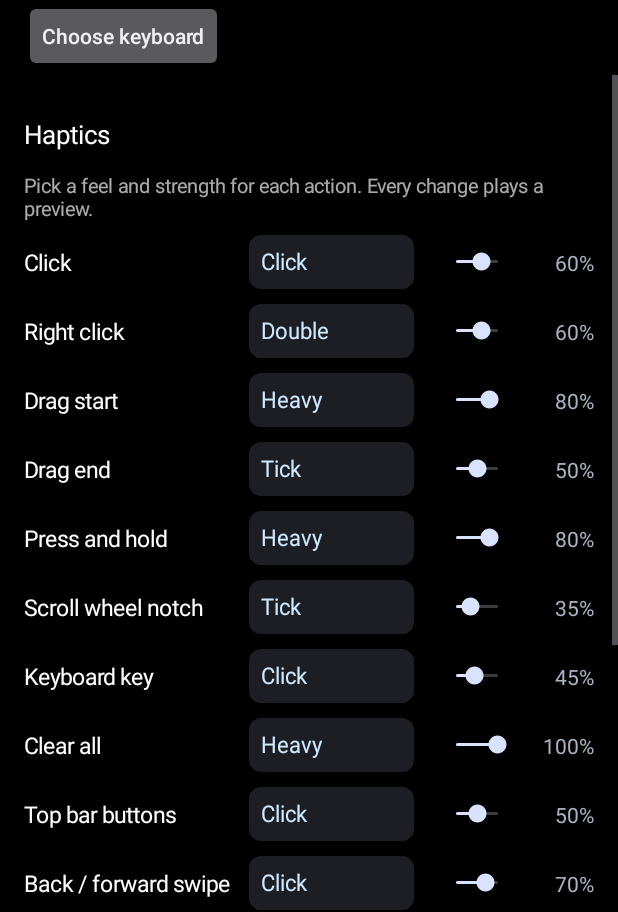
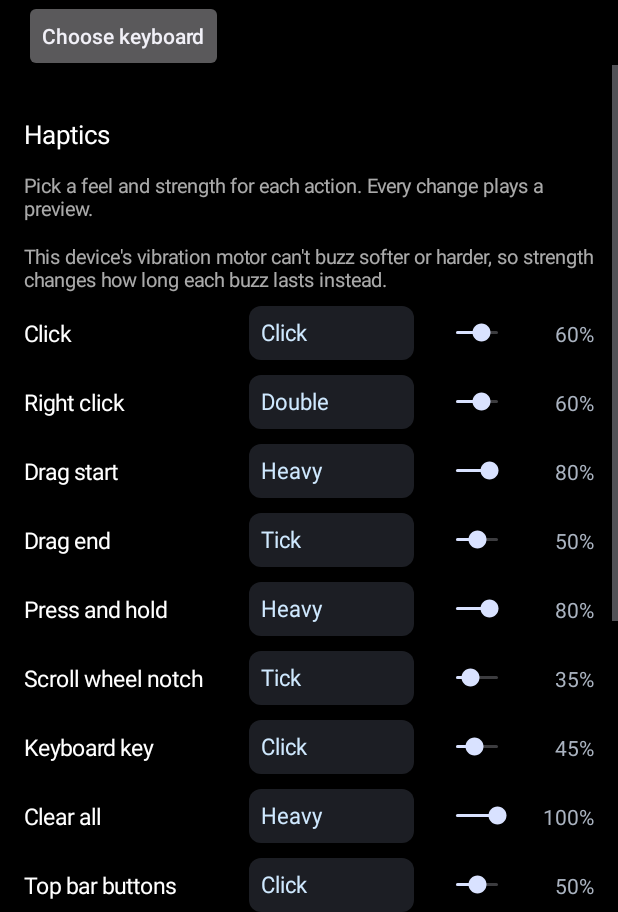
Before and after one commit to ajhockey88/ThorPad, an Android app: the SettingsActivity screen opened directly, with no data from a screen before it, scrolled down 576 dp, on a phone screen of 412 x 824 dp, the part 324-1236 px from its top. Run offline under Robolectric (Android 15) with nearby library versions, the phone set to English and light mode, and no system bars.

Commit message:
Haptics: strength scales length as well as amplitude, so it works on on/off motors
The built-in click primitives ignored the strength scale on some motors; use one-shots and
waveforms whose amplitude (when supported) and length both follow the strength.

Co-Authored-By: Claude Opus 5.5 (1M context) <noreply@anthropic.com>
Claude-Session: https://claude.ai/code/session_01YJ8PxsAGU3skg8EgBR8W7t

```diff
--- a/app/src/main/java/com/thorpad/SettingsActivity.java
+++ b/app/src/main/java/com/thorpad/SettingsActivity.java
@@ -245,6 +245,12 @@ public class SettingsActivity extends Activity {
         TextView hint = text("Pick a feel and strength for each action. Every change plays a preview.", 13);
         hint.setTextColor(Color.argb(170, 255, 255, 255));
         list.addView(hint);
+        if (!Haptics.hasStrengthControl(this)) {
+            TextView motor = text("This device's vibration motor can't buzz softer or harder, so strength "
+                    + "changes how long each buzz lasts instead.", 13);
+            motor.setTextColor(Color.argb(170, 255, 255, 255));
+            list.addView(motor);
+        }
         for (int a = 0; a < Haptics.ACTION_NAMES.length; a++) hapticRow(a);
     }
 
```
Also changed, not shown: app/src/main/java/com/thorpad/Haptics.java (+20 -21 lines).
